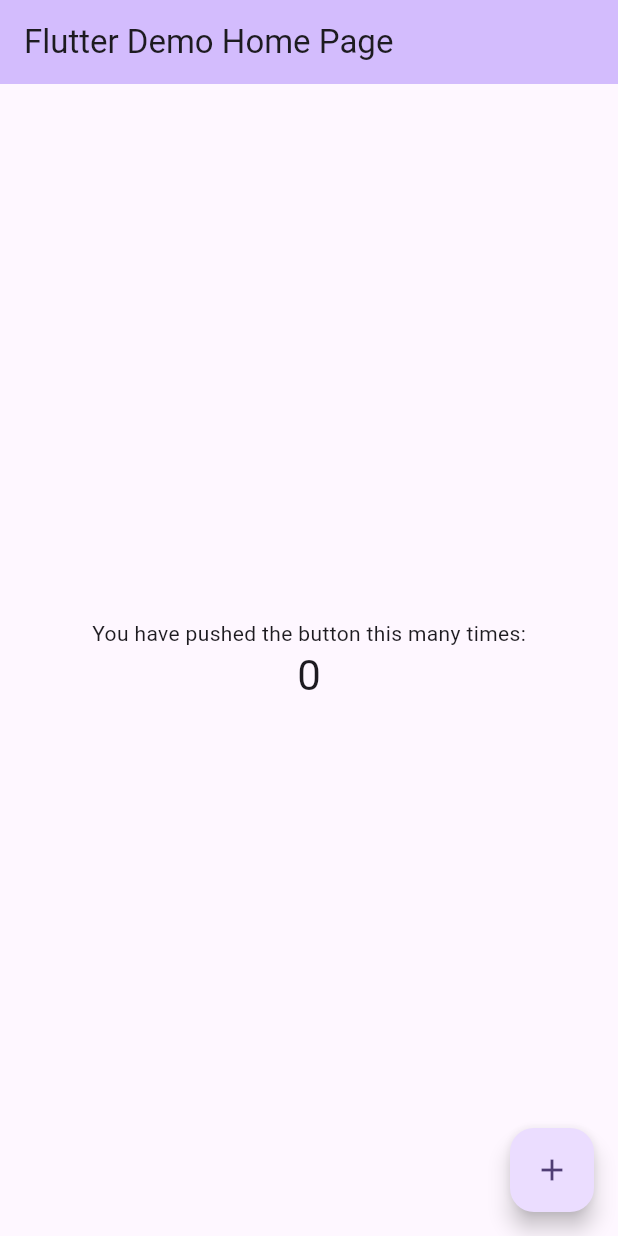
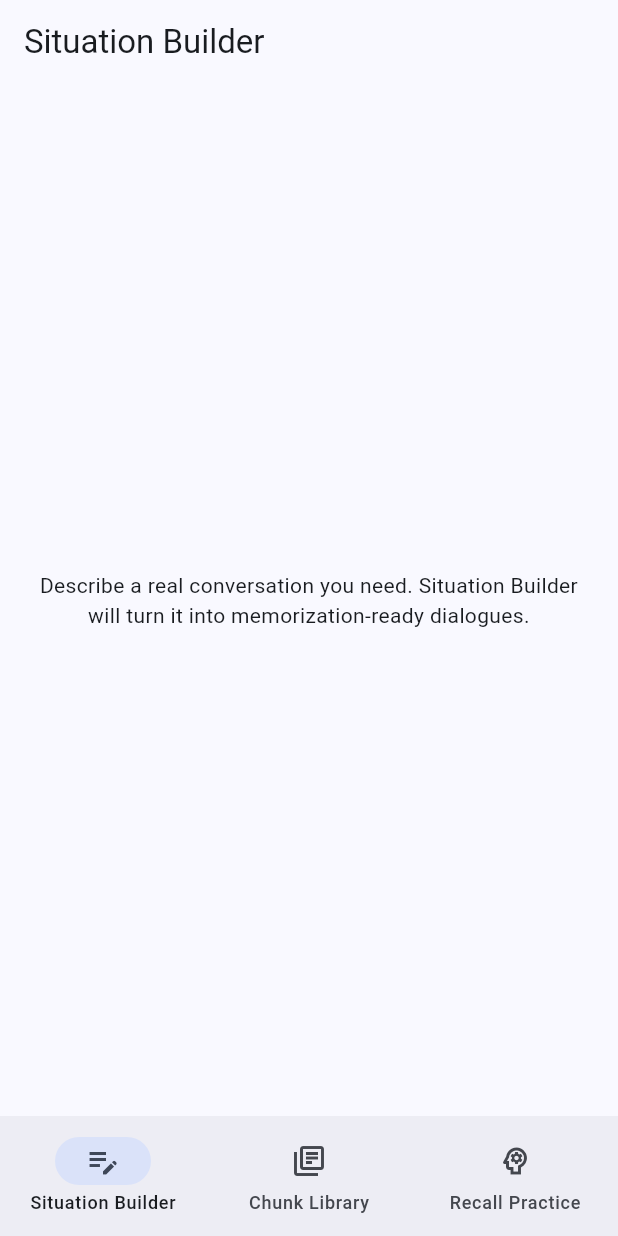
Before and after one commit to KeiosStarqua/opensen, a Flutter app: the screen it shows after launch, on a phone screen of 412 x 824 dp. Run offline on Flutter 3.47's test engine with Material 3 defaults, Android fonts, the phone set to English and light mode, and no system bars; our stand-ins replace flutter_riverpod, go_router.

Commit message:
feat(mobile): replace Counter starter with OpenSen app shell
- Add go_router and flutter_riverpod with feature-first lib layout
- Establish ProviderScope, MaterialApp.router, theme, and StatefulShellRoute
- Add primary navigation for Situation Builder, Chunk Library, Recall Practice
- Replace Counter widget tests with app, router, and shell coverage

Co-authored-by: KeiosStarqua <taquangkhoi@ieee.org>

```diff
--- /dev/null
+++ b/mobile/lib/app.dart
@@ -0,0 +1,20 @@
+import 'package:flutter/material.dart';
+import 'package:flutter_riverpod/flutter_riverpod.dart';
+
+import 'core/routing/app_router.dart';
+import 'core/theme/app_theme.dart';
+
+class OpenSenApp extends ConsumerWidget {
+  const OpenSenApp({super.key});
+
+  @override
+  Widget build(BuildContext context, WidgetRef ref) {
+    final router = ref.watch(appRouterProvider);
+
+    return MaterialApp.router(
+      title: 'OpenSen',
+      theme: openSenTheme,
+      routerConfig: router,
+    );
+  }
+}
--- /dev/null
+++ b/mobile/lib/core/routing/app_router.dart
@@ -0,0 +1,64 @@
+import 'package:flutter/material.dart';
+import 'package:flutter_riverpod/flutter_riverpod.dart';
+import 'package:go_router/go_router.dart';
+
+import '../../features/chunks/presentation/chunk_library_placeholder.dart';
+import '../../features/practice/presentation/recall_practice_placeholder.dart';
+import '../../features/shell/presentation/app_shell.dart';
+import '../../features/situations/presentation/situation_builder_placeholder.dart';
+
+final _rootNavigatorKey = GlobalKey<NavigatorState>();
+final _situationsBranchKey = GlobalKey<NavigatorState>();
+final _chunksBranchKey = GlobalKey<NavigatorState>();
+final _practiceBranchKey = GlobalKey<NavigatorState>();
+
+/// Stable paths for primary shell destinations.
+abstract final class AppRoutes {
+  static const situationBuilder = '/situations';
+  static const chunkLibrary = '/chunks';
+  static const recallPractice = '/practice';
+}
+
+final appRouterProvider = Provider<GoRouter>((ref) {
+  return GoRouter(
+    navigatorKey: _rootNavigatorKey,
+    initialLocation: AppRoutes.situationBuilder,
+    routes: [
+      StatefulShellRoute.indexedStack(
+        builder: (context, state, navigationShell) {
+          return AppShell(navigationShell: navigationShell);
+        },
+        branches: [
+          StatefulShellBranch(
+            navigatorKey: _situationsBranchKey,
+            routes: [
+              GoRoute(
+                path: AppRoutes.situationBuilder,
+                builder: (context, state) =>
+                    const SituationBuilderPlaceholder(),
+              ),
+            ],
+          ),
+          StatefulShellBranch(
+            navigatorKey: _chunksBranchKey,
+            routes: [
+              GoRoute(
+                path: AppRoutes.chunkLibrary,
+                builder: (context, state) => const ChunkLibraryPlaceholder(),
+              ),
+            ],
+          ),
+          StatefulShellBranch(
+            navigatorKey: _practiceBranchKey,
+            routes: [
+              GoRoute(
+                path: AppRoutes.recallPractice,
+                builder: (context, state) => const RecallPracticePlaceholder(),
+              ),
+            ],
+          ),
+        ],
+      ),
+    ],
+  );
+});
--- /dev/null
+++ b/mobile/lib/core/theme/app_theme.dart
@@ -0,0 +1,9 @@
+import 'package:flutter/material.dart';
+
+ThemeData get openSenTheme => ThemeData(
+  colorScheme: ColorScheme.fromSeed(
+    seedColor: const Color(0xFF1565C0),
+    brightness: Brightness.light,
+  ),
+  useMaterial3: true,
+);
--- /dev/null
+++ b/mobile/lib/features/shell/presentation/app_shell.dart
@@ -0,0 +1,41 @@
+import 'package:flutter/material.dart';
+import 'package:go_router/go_router.dart';
+
+class AppShell extends StatelessWidget {
+  const AppShell({super.key, required this.navigationShell});
+
+  final StatefulNavigationShell navigationShell;
+
+  @override
+  Widget build(BuildContext context) {
+    return Scaffold(
+      body: navigationShell,
+      bottomNavigationBar: NavigationBar(
+        selectedIndex: navigationShell.currentIndex,
+        onDestinationSelected: (index) {
+          navigationShell.goBranch(
+            index,
+            initialLocation: index == navigationShell.currentIndex,
+          );
+        },
+        destinations: const [
+          NavigationDestination(
+            icon: Icon(Icons.edit_note_outlined),
+            selectedIcon: Icon(Icons.edit_note),
+            label: 'Situation Builder',
+          ),
+          NavigationDestination(
+            icon: Icon(Icons.library_books_outlined),
+            selectedIcon: Icon(Icons.library_books),
+            label: 'Chunk Library',
+          ),
+          NavigationDestination(
+            icon: Icon(Icons.psychology_outlined),
+            selectedIcon: Icon(Icons.psychology),
+            label: 'Recall Practice',
+          ),
+        ],
+      ),
+    );
+  }
+}
--- /dev/null
+++ b/mobile/lib/features/situations/presentation/situation_builder_placeholder.dart
@@ -0,0 +1,21 @@
+import 'package:flutter/material.dart';
+
+class SituationBuilderPlaceholder extends StatelessWidget {
+  const SituationBuilderPlaceholder({super.key});
+
+  @override
+  Widget build(BuildContext context) {
+    return Scaffold(
+      appBar: AppBar(title: const Text('Situation Builder')),
+      body: const Center(
+        child: Padding(
+          padding: EdgeInsets.all(24),
+          child: Text(
+            'Describe a real conversation you need. Situation Builder will turn it into memorization-ready dialogues.',
+            textAlign: TextAlign.center,
+          ),
+        ),
+      ),
+    );
+  }
+}
--- a/mobile/lib/main.dart
+++ b/mobile/lib/main.dart
@@ -1,122 +1,8 @@
 import 'package:flutter/material.dart';
+import 'package:flutter_riverpod/flutter_riverpod.dart';
+
+import 'app.dart';
 
 void main() {
-  runApp(const MyApp());
+  runApp(const ProviderScope(child: OpenSenApp()));
 }
-
-class MyApp extends StatelessWidget {
-  const MyApp({super.key});
-
-  // This widget is the root of your application.
-  @override
-  Widget build(BuildContext context) {
-    return MaterialApp(
-      title: 'Flutter Demo',
-      theme: ThemeData(
-        // This is the theme of your application.
-        //
-        // TRY THIS: Try running your application with "flutter run". You'll see
-        // the application has a purple toolbar. Then, without quitting the app,
-        // try changing the seedColor in the colorScheme below to Colors.green
-        // and then invoke "hot reload" (save your changes or press the "hot
-        // reload" button in a Flutter-supported IDE, or press "r" if you used
-        // the command line to start the app).
-        //
-        // Notice that the counter didn't reset back to zero; the application
-        // state is not lost during the reload. To reset the state, use hot
-        // restart instead.
-        //
-        // This works for code too, not just values: Most code changes can be
-        // tested with just a hot reload.
-        colorScheme: .fromSeed(seedColor: Colors.deepPurple),
-      ),
-      home: const MyHomePage(title: 'Flutter Demo Home Page'),
-    );
-  }
-}
-
-class MyHomePage extends StatefulWidget {
-  const MyHomePage({super.key, required this.title});
-
-  // This widget is the home page of your application. It is stateful, meaning
-  // that it has a State object (defined below) that contains fields that affect
-  // how it looks.
-
-  // This class is the configuration for the state. It holds the values (in this
-  // case the title) provided by the parent (in this case the App widget) and
-  // used by the build method of the State. Fields in a Widget subclass are
-  // always marked "final".
-
-  final String title;
-
-  @override
-  State<MyHomePage> createState() => _MyHomePageState();
-}
-
-class _MyHomePageState extends State<MyHomePage> {
-  int _counter = 0;
-
-  void _incrementCounter() {
-    setState(() {
-      // This call to setState tells the Flutter framework that something has
-      // changed in this State, which causes it to rerun the build method below
-      // so that the display can reflect the updated values. If we changed
-      // _counter without calling setState(), then the build method would not be
-      // called again, and so nothing would appear to happen.
-      _counter++;
-    });
-  }
-
-  @override
-  Widget build(BuildContext context) {
-    // This method is rerun every time setState is called, for instance as done
-    // by the _incrementCounter method above.
-    //
-    // The Flutter framework has been optimized to make rerunning build methods
-    // fast, so that you can just rebuild anything that needs updating rather
-    // than having to individually change instances of widgets.
-    return Scaffold(
-      appBar: AppBar(
-        // TRY THIS: Try changing the color here to a specific color (to
-        // Colors.amber, perhaps?) and trigger a hot reload to see the AppBar
-        // change color while the other colors stay the same.
-        backgroundColor: Theme.of(context).colorScheme.inversePrimary,
-        // Here we take the value from the MyHomePage object that was created by
-        // the App.build method, and use it to set our appbar title.
-        title: Text(widget.title),
-      ),
-      body: Center(
-        // Center is a layout widget. It takes a single child and positions it
-        // in the middle of the parent.
-        child: Column(
-          // Column is also a layout widget. It takes a list of children and
-          // arranges them vertically. By default, it sizes itself to fit its
-          // children horizontally, and tries to be as tall as its parent.
-          //
-          // Column has various properties to control how it sizes itself and
-          // how it positions its children. Here we use mainAxisAlignment to
-          // center the children vertically; the main axis here is the vertical
-          // axis because Columns are vertical (the cross axis would be
-          // horizontal).
-          //
-          // TRY THIS: Invoke "debug painting" (choose the "Toggle Debug Paint"
-          // action in the IDE, or press "p" in the console), to see the
-          // wireframe for each widget.
-          mainAxisAlignment: .center,
-          children: [
-            const Text('You have pushed the button this many times:'),
-            Text(
-              '$_counter',
-              style: Theme.of(context).textTheme.headlineMedium,
-            ),
-          ],
-        ),
-      ),
-      floatingActionButton: FloatingActionButton(
-        onPressed: _incrementCounter,
-        tooltip: 'Increment',
-        child: const Icon(Icons.add),
-      ),
-    );
-  }
-}
--- a/mobile/pubspec.yaml
+++ b/mobile/pubspec.yaml
@@ -31,9 +31,9 @@ dependencies:
   flutter:
     sdk: flutter
 
-  # The following adds the Cupertino Icons font to your application.
-  # Use with the CupertinoIcons class for iOS style icons.
   cupertino_icons: ^1.0.8
+  flutter_riverpod: ^2.6.1
+  go_router: ^16.0.0
 
 dev_dependencies:
   flutter_test:
```
Also changed, not shown: mobile/lib/features/chunks/presentation/chunk_library_placeholder.dart (added, +21 -0 lines), mobile/lib/features/practice/presentation/recall_practice_placeholder.dart (added, +21 -0 lines), mobile/pubspec.lock, 4 other files.
